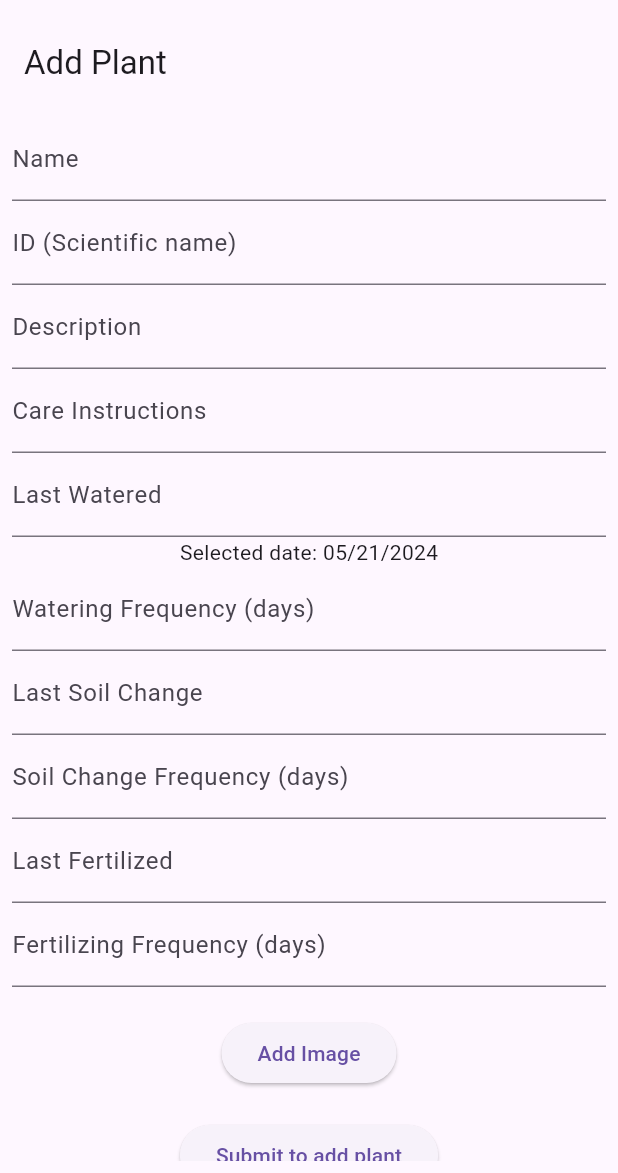
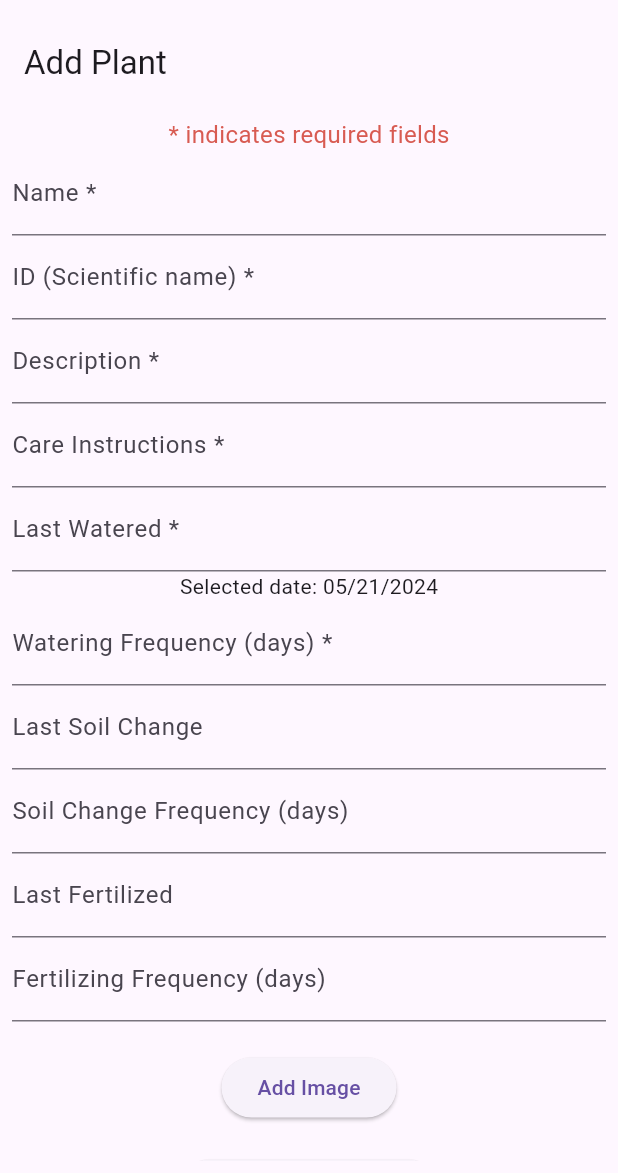
Before and after one commit to adaselcuk/Plant-Helper, a Flutter app: the screen it shows after launch, on a phone screen of 412 x 824 dp, the part 63-1236 px from its top. Run offline on Flutter 3.47's test engine with Material 3 defaults, Android fonts, the light colour scheme and no system bars; our stand-ins replace image_picker.

Commit message:
added subtitle to indicate required fields in form

```diff
--- a/lib/add_plant_view.dart
+++ b/lib/add_plant_view.dart
@@ -95,9 +95,16 @@ class _AddPlantViewState extends State<AddPlantView> {
           child: SingleChildScrollView( // scrolling added to the form
           child: Column(
             children: <Widget>[
+              Text(
+                '* indicates required fields',
+                style: TextStyle(
+                  fontSize: 16,
+                  color: Color.fromARGB(255, 216, 91, 82),
+                ),
+              ),
               TextFormField(
                 controller: _nameController,
-                decoration: InputDecoration(labelText: 'Name'),
+                decoration: InputDecoration(labelText: 'Name *'),
                 onSaved: (value) {
                   newPlant.name = value!;
                 },
@@ -111,7 +118,7 @@ class _AddPlantViewState extends State<AddPlantView> {
               ),
               TextFormField(
                 controller: _idController,
-                decoration: InputDecoration(labelText: 'ID (Scientific name)'),
+                decoration: InputDecoration(labelText: 'ID (Scientific name) *'),
                 onSaved: (value) {
                   newPlant.id = value!;
                 },
@@ -125,7 +132,7 @@ class _AddPlantViewState extends State<AddPlantView> {
               ),
               TextFormField(
                 controller: _descriptionController,
-                decoration: InputDecoration(labelText: 'Description'),
+                decoration: InputDecoration(labelText: 'Description *'),
                 keyboardType: TextInputType.multiline,
                 minLines: 1,
                 maxLines: 5,
@@ -142,7 +149,7 @@ class _AddPlantViewState extends State<AddPlantView> {
               ),
               TextFormField(
                 controller: _careInstructionsController,
-                decoration: InputDecoration(labelText: 'Care Instructions'),
+                decoration: InputDecoration(labelText: 'Care Instructions *'),
                 keyboardType: TextInputType.multiline,
                 minLines: 1,
                 maxLines: 5,
@@ -158,7 +165,7 @@ class _AddPlantViewState extends State<AddPlantView> {
               TextFormField(
                 controller: _lastWateredController,
                 readOnly: true,
-                decoration: InputDecoration(labelText: 'Last Watered'),
+                decoration: InputDecoration(labelText: 'Last Watered *'),
                 onTap: () async {
                   final date = await showDatePicker(
                     context: context,
@@ -176,7 +183,7 @@ class _AddPlantViewState extends State<AddPlantView> {
               if (newPlant.lastWatered != null) Text('Selected date: ${DateFormat('MM/dd/yyyy').format(newPlant.lastWatered!)}'),
               TextFormField(
                 controller: _waterFrequencyController,
-                decoration: InputDecoration(labelText: 'Watering Frequency (days)'),
+                decoration: InputDecoration(labelText: 'Watering Frequency (days) *'),
                 keyboardType: TextInputType.number,
                 inputFormatters: <TextInputFormatter>[
                   FilteringTextInputFormatter.digitsOnly
```
